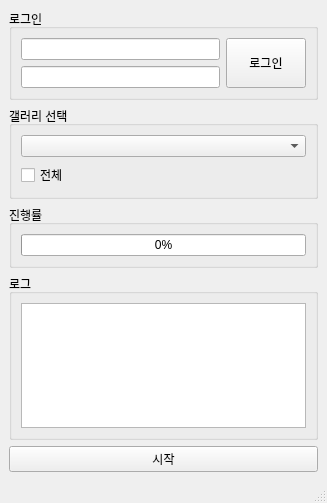
Above: dcinside_cleaner/gui/ui_main_window.ui from dlcjsdltlq/dcinside-cleaner before the change. Below: the same form after it.
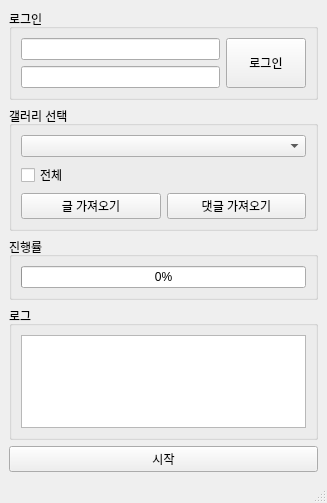
That is the form after the change.

Diff of the .ui file:
```diff
--- a/dcinside_cleaner/gui/ui_main_window.ui
+++ b/dcinside_cleaner/gui/ui_main_window.ui
@@ -92,6 +92,27 @@
          </property>
         </widget>
        </item>
+       <item>
+        <layout class="QHBoxLayout" name="horizontalLayout_2">
+         <property name="topMargin">
+          <number>0</number>
+         </property>
+         <item>
+          <widget class="QPushButton" name="btn_get_posting">
+           <property name="text">
+            <string>글 가져오기</string>
+           </property>
+          </widget>
+         </item>
+         <item>
+          <widget class="QPushButton" name="btn_get_comment">
+           <property name="text">
+            <string>댓글 가져오기</string>
+           </property>
+          </widget>
+         </item>
+        </layout>
+       </item>
       </layout>
      </widget>
     </item>
```
Left out of the diff: 10 changed lines with no effect on the pictures.
